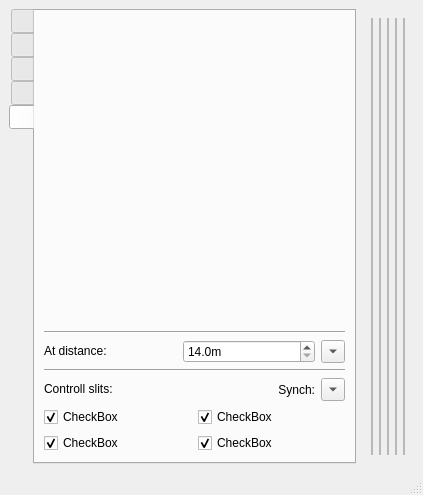
Qt form share/imblSlits/imblSlitsMainWindow.ui (AustralianSynchrotron/imblSlits) before a commit.
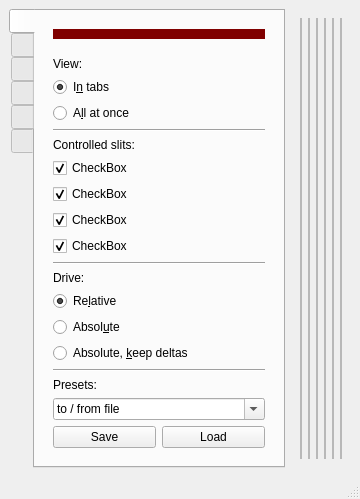
The same form after that commit. Icons and pictures are not drawn. Custom widgets are drawn as their Qt base class.

```diff
--- a/share/imblSlits/imblSlitsMainWindow.ui
+++ b/share/imblSlits/imblSlitsMainWindow.ui
@@ -2,20 +2,6 @@
 <ui version="4.0">
  <class>MainWindow</class>
  <widget class="QMainWindow" name="MainWindow">
-  <property name="geometry">
-   <rect>
-    <x>0</x>
-    <y>0</y>
-    <width>423</width>
-    <height>495</height>
-   </rect>
-  </property>
-  <property name="sizePolicy">
-   <sizepolicy hsizetype="Fixed" vsizetype="Fixed">
-    <horstretch>0</horstretch>
-    <verstretch>0</verstretch>
-   </sizepolicy>
-  </property>
   <property name="windowTitle">
    <string>Slits</string>
   </property>
@@ -24,18 +10,285 @@
     <normaloff>main.png</normaloff>main.png</iconset>
   </property>
   <widget class="QWidget" name="centralwidget">
+   <property name="sizePolicy">
+    <sizepolicy hsizetype="Fixed" vsizetype="Fixed">
+     <horstretch>0</horstretch>
+     <verstretch>0</verstretch>
+    </sizepolicy>
+   </property>
    <layout class="QHBoxLayout" name="horizontalLayout">
+    <property name="sizeConstraint">
+     <enum>QLayout::SetFixedSize</enum>
+    </property>
     <item>
      <widget class="QTabWidget" name="tabWidget">
+      <property name="sizePolicy">
+       <sizepolicy hsizetype="Fixed" vsizetype="Expanding">
+        <horstretch>0</horstretch>
+        <verstretch>0</verstretch>
+       </sizepolicy>
+      </property>
       <property name="tabPosition">
        <enum>QTabWidget::West</enum>
       </property>
       <property name="currentIndex">
-       <number>4</number>
+       <number>0</number>
       </property>
       <property name="usesScrollButtons">
        <bool>false</bool>
       </property>
+      <widget class="QWidget" name="configTab">
+       <attribute name="title">
+        <string/>
+       </attribute>
+       <layout class="QVBoxLayout" name="verticalLayout_16">
+        <item>
+         <widget class="QWidget" name="config" native="true">
+          <layout class="QVBoxLayout" name="verticalLayout_19">
+           <item>
+            <widget class="QWidget" name="fakeSlitsVis" native="true">
+             <property name="sizePolicy">
+              <sizepolicy hsizetype="Preferred" vsizetype="Fixed">
+               <horstretch>0</horstretch>
+               <verstretch>0</verstretch>
+              </sizepolicy>
+             </property>
+             <property name="minimumSize">
+              <size>
+               <width>0</width>
+               <height>10</height>
+              </size>
+             </property>
+             <property name="styleSheet">
+              <string notr="true">background-color: rgb(128, 0, 0);</string>
+             </property>
+            </widget>
+           </item>
+           <item>
+            <widget class="QWidget" name="layXrayFaceTab" native="true">
+             <layout class="QVBoxLayout" name="layout_1">
+              <property name="spacing">
+               <number>0</number>
+              </property>
+              <property name="leftMargin">
+               <number>0</number>
+              </property>
+              <property name="topMargin">
+               <number>0</number>
+              </property>
+              <property name="rightMargin">
+               <number>0</number>
+              </property>
+              <property name="bottomMargin">
+               <number>0</number>
+              </property>
+             </layout>
+            </widget>
+           </item>
+           <item>
+            <widget class="QWidget" name="layXrayFaceFam" native="true">
+             <layout class="QVBoxLayout" name="layout_2">
+              <property name="spacing">
+               <number>0</number>
+              </property>
+              <property name="leftMargin">
+               <number>0</number>
+              </property>
+              <property name="topMargin">
+               <number>0</number>
+              </property>
+              <property name="rightMargin">
+               <number>0</number>
+              </property>
+              <property name="bottomMargin">
+               <number>0</number>
+              </property>
+              <item>
+               <widget class="Face" name="xrayFace" native="true"/>
+              </item>
+             </layout>
+            </widget>
+           </item>
+           <item>
+            <widget class="QLabel" name="label_2">
+             <property name="text">
+              <string>View:</string>
+             </property>
+            </widget>
+           </item>
+           <item>
+            <widget class="QRadioButton" name="viewTab">
+             <property name="text">
+              <string>I&amp;n tabs</string>
+             </property>
+             <property name="checked">
+              <bool>true</bool>
+             </property>
+             <attribute name="buttonGroup">
+              <string notr="true">driveGroup</string>
+             </attribute>
+            </widget>
+           </item>
+           <item>
+            <widget class="QRadioButton" name="viewFam">
+             <property name="text">
+              <string>A&amp;ll at once</string>
+             </property>
+             <attribute name="buttonGroup">
+              <string notr="true">driveGroup</string>
+             </attribute>
+            </widget>
+           </item>
+           <item>
+            <widget class="Line" name="line_2">
+             <property name="orientation">
+              <enum>Qt::Horizontal</enum>
+             </property>
+            </widget>
+           </item>
+           <item>
+            <widget class="QLabel" name="label_4">
+             <property name="text">
+              <string>Controlled slits:</string>
+             </property>
+            </widget>
+           </item>
+           <item>
+            <widget class="QCheckBox" name="pandaSynch">
+             <property name="text">
+              <string>CheckBox</string>
+             </property>
+             <property name="checked">
+              <bool>true</bool>
+             </property>
+            </widget>
+           </item>
+           <item>
+            <widget class="QCheckBox" name="babySynch">
+             <property name="text">
+              <string>CheckBox</string>
+             </property>
+             <property name="checked">
+              <bool>true</bool>
+             </property>
+            </widget>
+           </item>
+           <item>
+            <widget class="QCheckBox" name="mamaSynch">
+             <property name="text">
+              <string>CheckBox</string>
+             </property>
+             <property name="checked">
+              <bool>true</bool>
+             </property>
+            </widget>
+           </item>
+           <item>
+            <widget class="QCheckBox" name="papaSynch">
+             <property name="text">
+              <string>CheckBox</string>
+             </property>
+             <property name="checked">
+              <bool>true</bool>
+             </property>
+            </widget>
+           </item>
+           <item>
+            <widget class="Line" name="line_4">
+             <property name="orientation">
+              <enum>Qt::Horizontal</enum>
+             </property>
+            </widget>
+           </item>
+           <item>
+            <widget class="QLabel" name="label_5">
+             <property name="text">
+              <string>Drive:</string>
+             </property>
+            </widget>
+           </item>
+           <item>
+            <widget class="QRadioButton" name="driveRel">
+             <property name="text">
+              <string>Re&amp;lative</string>
+             </property>
+             <property name="checked">
+              <bool>true</bool>
+             </property>
+             <attribute name="buttonGroup">
+              <string notr="true">buttonGroup</string>
+             </attribute>
+            </widget>
+           </item>
+           <item>
+            <widget class="QRadioButton" name="driveAbs">
+             <property name="text">
+              <string>Absol&amp;ute</string>
+             </property>
+             <attribute name="buttonGroup">
+              <string notr="true">buttonGroup</string>
+             </attribute>
+            </widget>
+           </item>
+           <item>
+            <widget class="QRadioButton" name="driveAbsDeltas">
+             <property name="text">
+              <string>Absolute, &amp;keep deltas</string>
+             </property>
+             <attribute name="buttonGroup">
+              <string notr="true">buttonGroup</string>
+             </attribute>
+            </widget>
+           </item>
+           <item>
+            <widget class="Line" name="line_3">
+             <property name="orientation">
+              <enum>Qt::Horizontal</enum>
+             </property>
+            </widget>
+           </item>
+           <item>
+            <widget class="QLabel" name="label_6">
+             <property name="text">
+              <string>Presets:</string>
+             </property>
+            </widget>
+           </item>
+           <item>
+            <widget class="QComboBox" name="preset">
+             <property name="editable">
+              <bool>true</bool>
+             </property>
+             <item>
+              <property name="text">
+               <string>to / from file</string>
+              </property>
+             </item>
+            </widget>
+           </item>
+           <item>
+            <layout class="QHBoxLayout" name="horizontalLayout_4">
+             <item>
+              <widget class="QPushButton" name="save">
+               <property name="text">
+                <string>Save</string>
+               </property>
+              </widget>
+             </item>
+             <item>
+              <widget class="QPushButton" name="load">
+               <property name="text">
+                <string>Load</string>
+               </property>
+              </widget>
+             </item>
+            </layout>
+           </item>
+          </layout>
+         </widget>
+        </item>
+       </layout>
+      </widget>
       <widget class="QWidget" name="pandaTab">
        <attribute name="title">
         <string/>
@@ -198,18 +451,24 @@
              <item>
               <widget class="QLabel" name="label">
                <property name="sizePolicy">
-                <sizepolicy hsizetype="Preferred" vsizetype="Fixed">
+                <sizepolicy hsizetype="Fixed" vsizetype="Fixed">
                  <horstretch>0</horstretch>
                  <verstretch>0</verstretch>
                 </sizepolicy>
                </property>
                <property name="text">
-                <string>At distance:</string>
+                <string>At</string>
                </property>
               </widget>
              </item>
              <item>
               <widget class="QDoubleSpinBox" name="distance">
+               <property name="sizePolicy">
+                <sizepolicy hsizetype="Fixed" vsizetype="Fixed">
+                 <horstretch>0</horstretch>
+                 <verstretch>0</verstretch>
+                </sizepolicy>
+               </property>
                <property name="suffix">
                 <string>m</string>
                </property>
@@ -237,96 +496,47 @@
                </property>
               </widget>
              </item>
-            </layout>
-           </item>
-           <item>
-            <widget class="Line" name="line_2">
-             <property name="orientation">
-              <enum>Qt::Horizontal</enum>
-             </property>
-            </widget>
-           </item>
-           <item>
-            <layout class="QGridLayout" name="gridLayout">
-             <item row="2" column="0">
-              <widget class="QCheckBox" name="mamaSynch">
-               <property name="text">
-                <string>CheckBox</string>
+             <item>
+              <spacer name="horizontalSpacer">
+               <property name="orientation">
+                <enum>Qt::Horizontal</enum>
                </property>
-               <property name="checked">
-                <bool>true</bool>
+               <property name="sizeHint" stdset="0">
+                <size>
+                 <width>40</width>
+                 <height>20</height>
+                </size>
                </property>
-              </widget>
+              </spacer>
              </item>
-             <item row="1" column="1">
-              <widget class="QCheckBox" name="babySynch">
-               <property name="text">
-                <string>CheckBox</string>
-               </property>
-               <property name="checked">
-                <bool>true</bool>
-               </property>
-              </widget>
-             </item>
-             <item row="2" column="1">
-              <widget class="QCheckBox" name="papaSynch">
-               <property name="text">
-                <string>CheckBox</string>
-               </property>
-               <property name="checked">
-                <bool>true</bool>
-               </property>
-              </widget>
-             </item>
-             <item row="1" column="0">
-              <widget class="QCheckBox" name="pandaSynch">
-               <property name="text">
-                <string>CheckBox</string>
-               </property>
-               <property name="checked">
-                <bool>true</bool>
-               </property>
-              </widget>
-             </item>
-             <item row="0" column="0">
-              <widget class="QLabel" name="label_2">
+             <item>
+              <widget class="QLabel" name="label_3">
                <property name="sizePolicy">
-                <sizepolicy hsizetype="Preferred" vsizetype="Fixed">
+                <sizepolicy hsizetype="Fixed" vsizetype="Preferred">
                  <horstretch>0</horstretch>
                  <verstretch>0</verstretch>
                 </sizepolicy>
                </property>
                <property name="text">
-                <string>Controll slits:</string>
+                <string>Match:</string>
+               </property>
+               <property name="alignment">
+                <set>Qt::AlignRight|Qt::AlignTrailing|Qt::AlignVCenter</set>
                </property>
               </widget>
              </item>
-             <item row="0" column="1">
-              <layout class="QHBoxLayout" name="horizontalLayout_4">
-               <item>
-                <widget class="QLabel" name="label_3">
-                 <property name="text">
-                  <string>Synch:</string>
-                 </property>
-                 <property name="alignment">
-                  <set>Qt::AlignRight|Qt::AlignTrailing|Qt::AlignVCenter</set>
-                 </property>
-                </widget>
-               </item>
-               <item>
-                <widget class="QToolButton" name="synchMasha">
-                 <property name="text">
-                  <string>...</string>
-                 </property>
-                 <property name="popupMode">
-                  <enum>QToolButton::InstantPopup</enum>
-                 </property>
-                 <property name="arrowType">
-                  <enum>Qt::DownArrow</enum>
-                 </property>
-                </widget>
-               </item>
-              </layout>
+             <item>
+              <widget class="QToolButton" name="synchMasha">
+               <property name="text">
+                <string>...</string>
+               </property>
+               <property name="popupMode">
+                <enum>QToolButton::InstantPopup</enum>
+               </property>
+               <property name="arrowType">
+                <enum>Qt::DownArrow</enum>
+               </property>
+              </widget>
              </item>
             </layout>
            </item>
@@ -339,7 +549,40 @@
     </item>
     <item>
      <widget class="QWidget" name="famWidget" native="true">
+      <property name="sizePolicy">
+       <sizepolicy hsizetype="Fixed" vsizetype="Preferred">
+        <horstretch>0</horstretch>
+        <verstretch>0</verstretch>
+       </sizepolicy>
+      </property>
       <layout class="QHBoxLayout" name="horizontalLayout_3">
+       <item>
+        <widget class="QFrame" name="configFam">
+         <property name="frameShape">
+          <enum>QFrame::StyledPanel</enum>
+         </property>
+         <property name="frameShadow">
+          <enum>QFrame::Raised</enum>
+         </property>
+         <layout class="QVBoxLayout" name="verticalLayout_20">
+          <property name="spacing">
+           <number>0</number>
+          </property>
+          <property name="leftMargin">
+           <number>0</number>
+          </property>
+          <property name="topMargin">
+           <number>0</number>
+          </property>
+          <property name="rightMargin">
+           <number>0</number>
+          </property>
+          <property name="bottomMargin">
+           <number>0</number>
+          </property>
+         </layout>
+        </widget>
+       </item>
        <item>
         <widget class="QFrame" name="mashaFam">
          <property name="frameShape">
@@ -499,6 +742,12 @@
    <header location="global">slits.h</header>
    <container>1</container>
   </customwidget>
+  <customwidget>
+   <class>Face</class>
+   <extends>QWidget</extends>
+   <header location="global">slits.h</header>
+   <container>1</container>
+  </customwidget>
  </customwidgets>
  <resources/>
  <connections/>
```
Left out of the diff: 8 changed lines with no effect on the pictures.
